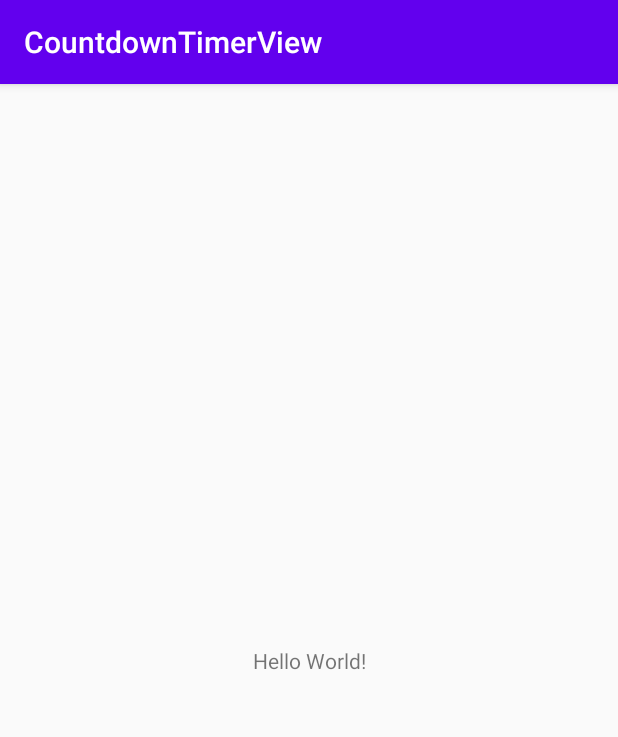
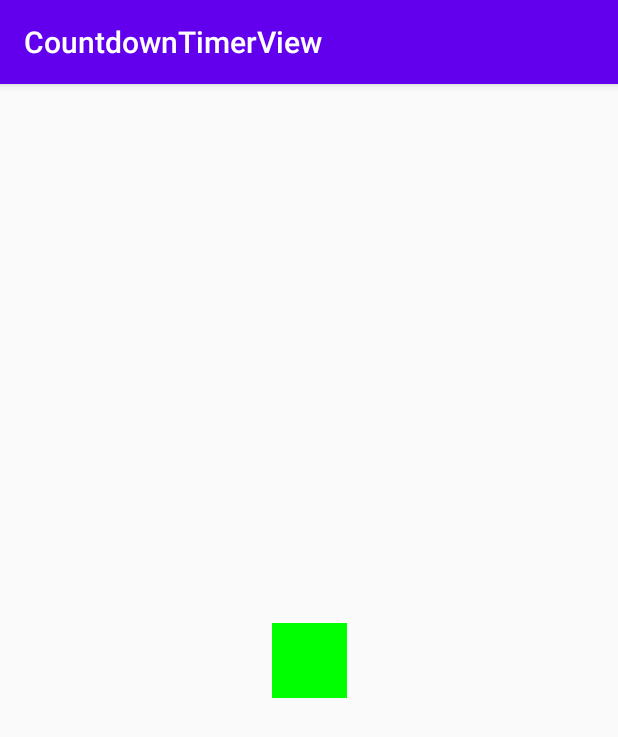
Before and after one commit to diegohkd/CountdownTimer, an Android app: the screen it shows after launch (MainActivity), on a phone screen of 412 x 824 dp. Shown: the top 737 px of the screen. Run offline under Robolectric (Android 15) with nearby library versions, the phone set to English and light mode, and no system bars.

Commit message:
Feat: add countdown timer flat view with background drawn

```diff
--- /dev/null
+++ b/app/src/main/java/example/com/countdowntimerview/CountdownTimerView.kt
@@ -0,0 +1,82 @@
+package example.com.countdowntimerview
+
+import android.content.Context
+import android.graphics.Canvas
+import android.graphics.Color
+import android.graphics.Paint
+import android.graphics.RectF
+import android.util.AttributeSet
+import android.view.View
+
+class CountdownTimerView(context: Context, attrs: AttributeSet? = null) : View(context, attrs) {
+
+    // region draw properties
+
+    private val backgroundRect: RectF by lazy { RectF() }
+    private val backgroundPaint: Paint by lazy { Paint(Paint.ANTI_ALIAS_FLAG) }
+    private var cornerRadiusPx: Float = 0f
+    private var customBackgroundColor = Color.GREEN
+
+    // endregion
+
+    // region default values
+
+    private val defaultCornerRadiusDp: Float = 0f
+    private var defaultBackgroundColor = Color.GREEN
+
+    // endregion
+
+    init {
+        setupView()
+    }
+
+    override fun onMeasure(widthMeasureSpec: Int, heightMeasureSpec: Int) {
+        val measuredWidth = calculateMeasuredWidthCanvas(widthMeasureSpec)
+        val measuredHeight = calculateMeasuredHeightCanvas(heightMeasureSpec)
+
+        // Store the final measured dimensions
+        // App throws IllegalStateException if this is not called
+        setMeasuredDimension(measuredWidth, measuredHeight)
+    }
+
+    override fun onDraw(canvas: Canvas) {
+        val canvasWidth = width.toFloat()
+        val canvasHeight = height.toFloat()
+
+        drawBackground(canvas, canvasWidth, canvasHeight)
+    }
+
+    // region private
+
+    private fun setupView() {
+        setupBackground()
+    }
+
+    private fun setupBackground() {
+        cornerRadiusPx = (defaultCornerRadiusDp * resources.displayMetrics.density).round()
+        customBackgroundColor = defaultBackgroundColor
+
+        backgroundPaint.color = customBackgroundColor
+    }
+
+    private fun calculateMeasuredWidthCanvas(widthMeasureSpec: Int): Int {
+        val desiredWidth = 0
+
+        // Reconcile size that this view wants to be with the size the parent will let it be.
+        return resolveSize(desiredWidth, widthMeasureSpec)
+    }
+
+    private fun calculateMeasuredHeightCanvas(heightMeasureSpec: Int): Int {
+        val desiredHeight = 0
+
+        // Reconcile size that this view wants to be with the size the parent will let it be.
+        return resolveSize(desiredHeight, heightMeasureSpec)
+    }
+
+    private fun drawBackground(canvas: Canvas, canvasWidth: Float, canvasHeight: Float) {
+        backgroundRect.set(0f, 0f, canvasWidth, canvasHeight)
+        canvas.drawRoundRect(backgroundRect, cornerRadiusPx, cornerRadiusPx, backgroundPaint)
+    }
+
+    // endregion
+}
--- /dev/null
+++ b/app/src/main/java/example/com/countdowntimerview/Float.kt
@@ -0,0 +1,5 @@
+package example.com.countdowntimerview
+
+import kotlin.math.roundToInt
+
+fun Float.round(): Float = roundToInt().toFloat()
--- a/app/src/main/res/layout/activity_main.xml
+++ b/app/src/main/res/layout/activity_main.xml
@@ -1,19 +1,17 @@
 <?xml version="1.0" encoding="utf-8"?>
-<androidx.constraintlayout.widget.ConstraintLayout
-    xmlns:android="http://schemas.android.com/apk/res/android"
+<androidx.constraintlayout.widget.ConstraintLayout xmlns:android="http://schemas.android.com/apk/res/android"
     xmlns:app="http://schemas.android.com/apk/res-auto"
     xmlns:tools="http://schemas.android.com/tools"
     android:layout_width="match_parent"
     android:layout_height="match_parent"
     tools:context=".MainActivity">
 
-    <TextView
-        android:layout_width="wrap_content"
-        android:layout_height="wrap_content"
-        android:text="Hello World!"
+    <example.com.countdowntimerview.CountdownTimerView
+        android:layout_width="50dp"
+        android:layout_height="50dp"
         app:layout_constraintBottom_toBottomOf="parent"
         app:layout_constraintLeft_toLeftOf="parent"
         app:layout_constraintRight_toRightOf="parent"
-        app:layout_constraintTop_toTopOf="parent"/>
+        app:layout_constraintTop_toTopOf="parent" />
 
 </androidx.constraintlayout.widget.ConstraintLayout>
```
